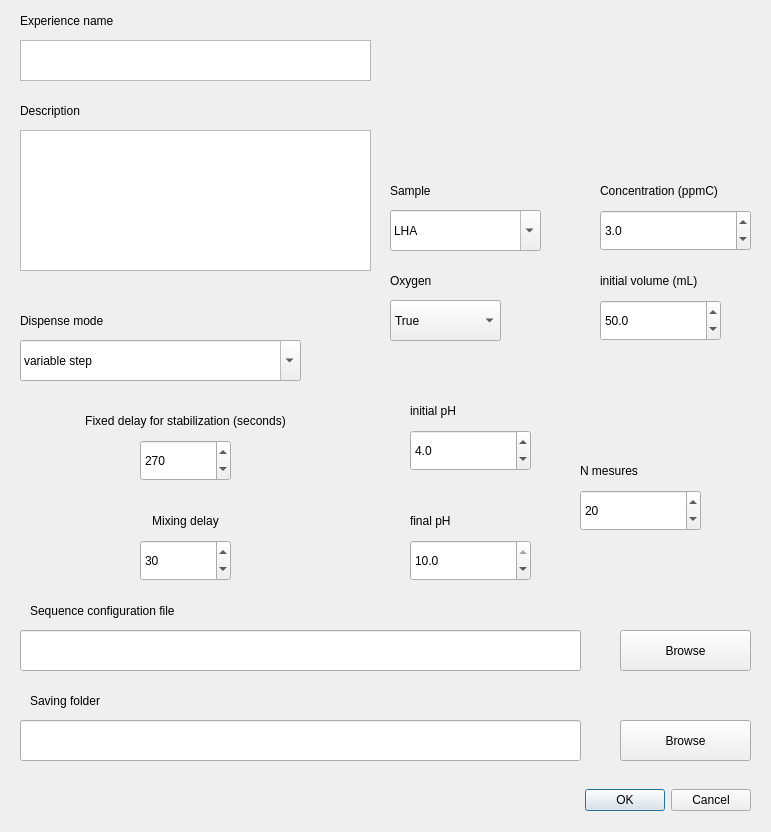
This is graphic/ui_files/sequence_cfg.ui in laurentsiou1/dommino-app as Qt 5 draws it before an edit. The edited form follows.
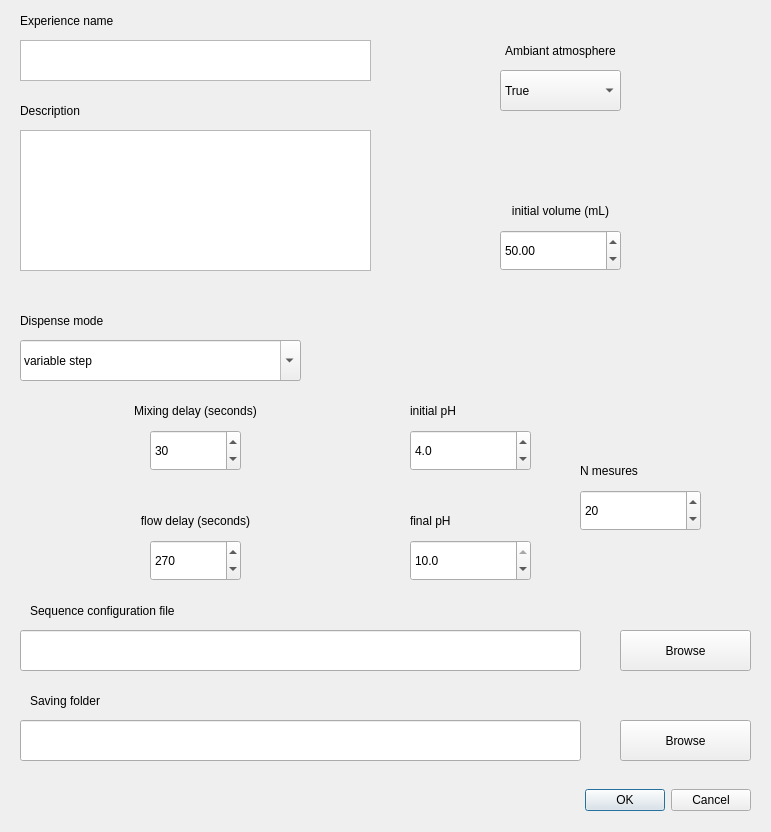
This is the edited form.

Commit message: fermeture shutter entre mesures et enregistrement regulier des spectres en cours de sequence

Patch:
```diff
--- a/graphic/ui_files/sequence_cfg.ui
+++ b/graphic/ui_files/sequence_cfg.ui
@@ -11,7 +11,10 @@
    </rect>
   </property>
   <property name="windowTitle">
-   <string>Dialog</string>
+   <string>Sequence configuration</string>
+  </property>
+  <property name="sizeGripEnabled">
+   <bool>false</bool>
   </property>
   <widget class="QDialogButtonBox" name="dialogbox">
    <property name="geometry">
@@ -55,32 +58,6 @@
     <string>Experience name</string>
    </property>
   </widget>
-  <widget class="QLabel" name="OM_type_label">
-   <property name="geometry">
-    <rect>
-     <x>390</x>
-     <y>170</y>
-     <width>151</width>
-     <height>41</height>
-    </rect>
-   </property>
-   <property name="text">
-    <string>Sample</string>
-   </property>
-  </widget>
-  <widget class="QLabel" name="concentration_label">
-   <property name="geometry">
-    <rect>
-     <x>600</x>
-     <y>170</y>
-     <width>151</width>
-     <height>41</height>
-    </rect>
-   </property>
-   <property name="text">
-    <string>Concentration (ppmC)</string>
-   </property>
-  </widget>
   <widget class="QLabel" name="description_label">
    <property name="geometry">
     <rect>
@@ -107,57 +84,6 @@
     <string/>
    </property>
   </widget>
-  <widget class="QComboBox" name="OM_type">
-   <property name="geometry">
-    <rect>
-     <x>390</x>
-     <y>210</y>
-     <width>151</width>
-     <height>41</height>
-    </rect>
-   </property>
-   <property name="editable">
-    <bool>true</bool>
-   </property>
-   <property name="currentText">
-    <string>LHA</string>
-   </property>
-   <property name="maxVisibleItems">
-    <number>10</number>
-   </property>
-   <item>
-    <property name="text">
-     <string>LHA</string>
-    </property>
-   </item>
-   <item>
-    <property name="text">
-     <string>SRNOM</string>
-    </property>
-   </item>
-  </widget>
-  <widget class="QDoubleSpinBox" name="concentration">
-   <property name="geometry">
-    <rect>
-     <x>600</x>
-     <y>210</y>
-     <width>151</width>
-     <height>41</height>
-    </rect>
-   </property>
-   <property name="decimals">
-    <number>1</number>
-   </property>
-   <property name="minimum">
-    <double>0.100000000000000</double>
-   </property>
-   <property name="singleStep">
-    <double>0.100000000000000</double>
-   </property>
-   <property name="value">
-    <double>3.000000000000000</double>
-   </property>
-  </widget>
   <widget class="QSpinBox" name="Nmes">
    <property name="geometry">
     <rect>
@@ -336,23 +262,29 @@
     <string>Saving folder</string>
    </property>
   </widget>
-  <widget class="QDoubleSpinBox" name="V0">
+  <widget class="QDoubleSpinBox" name="V_init">
+   <property name="enabled">
+    <bool>true</bool>
+   </property>
    <property name="geometry">
     <rect>
-     <x>600</x>
-     <y>300</y>
+     <x>500</x>
+     <y>230</y>
      <width>121</width>
      <height>41</height>
     </rect>
    </property>
+   <property name="autoFillBackground">
+    <bool>false</bool>
+   </property>
    <property name="decimals">
-    <number>1</number>
+    <number>2</number>
    </property>
    <property name="minimum">
-    <double>10.000000000000000</double>
+    <double>1.000000000000000</double>
    </property>
    <property name="maximum">
-    <double>200.000000000000000</double>
+    <double>2000.000000000000000</double>
    </property>
    <property name="singleStep">
     <double>0.100000000000000</double>
@@ -364,27 +296,30 @@
   <widget class="QLabel" name="V0_label">
    <property name="geometry">
     <rect>
-     <x>600</x>
-     <y>260</y>
-     <width>121</width>
+     <x>430</x>
+     <y>190</y>
+     <width>261</width>
      <height>41</height>
     </rect>
    </property>
    <property name="text">
     <string>initial volume (mL)</string>
    </property>
+   <property name="alignment">
+    <set>Qt::AlignCenter</set>
+   </property>
   </widget>
   <widget class="QLabel" name="fixed_delay_label">
    <property name="geometry">
     <rect>
-     <x>40</x>
-     <y>400</y>
+     <x>50</x>
+     <y>500</y>
      <width>291</width>
      <height>41</height>
     </rect>
    </property>
    <property name="text">
-    <string>Fixed delay for stabilization (seconds)</string>
+    <string>flow delay (seconds)</string>
    </property>
    <property name="alignment">
     <set>Qt::AlignCenter</set>
@@ -393,8 +328,8 @@
   <widget class="QSpinBox" name="fixed_delay_box">
    <property name="geometry">
     <rect>
-     <x>140</x>
-     <y>440</y>
+     <x>150</x>
+     <y>540</y>
      <width>91</width>
      <height>41</height>
     </rect>
@@ -409,14 +344,14 @@
   <widget class="QLabel" name="mixing_delay_label">
    <property name="geometry">
     <rect>
-     <x>100</x>
-     <y>500</y>
+     <x>110</x>
+     <y>390</y>
      <width>171</width>
      <height>41</height>
     </rect>
    </property>
    <property name="text">
-    <string>Mixing delay</string>
+    <string>Mixing delay (seconds)</string>
    </property>
    <property name="alignment">
     <set>Qt::AlignCenter</set>
@@ -425,8 +360,8 @@
   <widget class="QSpinBox" name="agitation_delay_box">
    <property name="geometry">
     <rect>
-     <x>140</x>
-     <y>540</y>
+     <x>150</x>
+     <y>430</y>
      <width>91</width>
      <height>41</height>
     </rect>
@@ -518,22 +453,25 @@
   <widget class="QLabel" name="oxygen_label">
    <property name="geometry">
     <rect>
-     <x>390</x>
-     <y>260</y>
-     <width>111</width>
+     <x>430</x>
+     <y>30</y>
+     <width>261</width>
      <height>41</height>
     </rect>
    </property>
    <property name="text">
-    <string>Oxygen</string>
+    <string>Ambiant atmosphere</string>
+   </property>
+   <property name="alignment">
+    <set>Qt::AlignCenter</set>
    </property>
   </widget>
   <widget class="QComboBox" name="oxygen_box">
    <property name="geometry">
     <rect>
-     <x>390</x>
-     <y>300</y>
-     <width>111</width>
+     <x>500</x>
+     <y>70</y>
+     <width>121</width>
      <height>41</height>
     </rect>
    </property>
```
Left out of the diff: 10 changed lines with no effect on the pictures. The commit also changes 39 other files.
